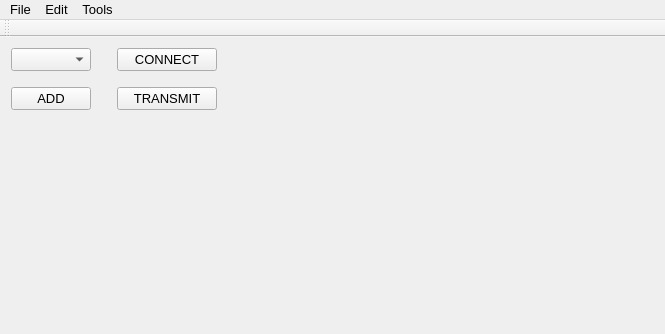
Qt form src/window_munk_power_supply/main_window.ui (dmherrington/ECM-Control-System) before a commit.
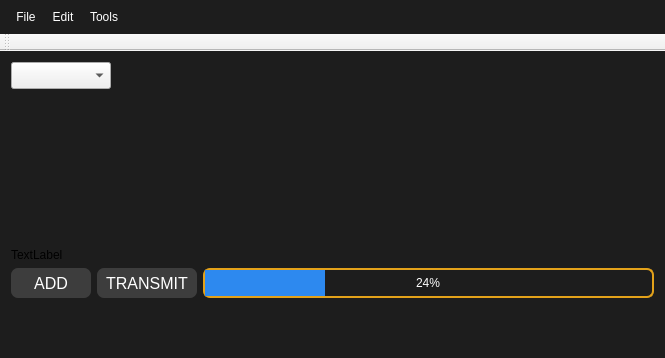
The same form after that commit. Icons and pictures are not drawn. Custom widgets are drawn as their Qt base class.

Patch:
```diff
--- a/src/window_munk_power_supply/main_window.ui
+++ b/src/window_munk_power_supply/main_window.ui
@@ -7,7 +7,7 @@
     <x>0</x>
     <y>0</y>
     <width>665</width>
-    <height>334</height>
+    <height>358</height>
    </rect>
   </property>
   <property name="sizePolicy">
@@ -30,257 +30,404 @@
   <property name="windowTitle">
    <string>MainWindow</string>
   </property>
+  <property name="styleSheet">
+   <string notr="true">QMainWindow{
+background-color:#1d1d1d;
+}
+
+QMenuBar{
+background-color:#1d1d1d;
+padding:5px;
+	font: 12pt &quot;MS Shell Dlg 2&quot;;
+}
+
+QMenuBar::item{
+background-color:#1d1d1d;
+color:#fff;
+padding:5px;
+
+}
+
+QMenu{
+color:#fff;
+padding:0;
+}
+
+QMenu::item:selected{
+color:#fff;
+background-color:#00aba9;
+}
+
+QTableWidget{
+background-color:#3d3d3d;
+color:#fff;
+  selection-background-color: #da532c;
+border:solid;
+border-width:3px;
+border-color:#da532c;
+}
+QHeaderView::section{
+background-color:qlineargradient(spread:pad, x1:0, y1:0, x2:1, y2:0, stop:0 rgba(20, 158, 217, 255), stop:1 rgba(36, 158, 217, 255));
+border:none;
+border-top-style:solid;
+border-width:1px;
+border-top-color:qlineargradient(spread:pad, x1:0, y1:0, x2:1, y2:0, stop:0 rgba(20, 158, 217, 255), stop:1 rgba(36, 158, 217, 255));
+color:#fff;
+
+}
+QHeaderView{
+background-color:qlineargradient(spread:pad, x1:0, y1:0, x2:1, y2:0, stop:0 rgba(20, 158, 217, 255), stop:1 rgba(36, 158, 217, 255));
+
+border:none;
+border-top-style:solid;
+border-width:1px;
+border-top-color:#149ED9;
+color:#fff;
+	font: 75 12pt &quot;Calibri&quot;;
+}
+
+QTableCornerButton::section{
+border:none;
+background-color:#149ED9;
+}
+
+QListWidget{
+background-color:#3d3d3d;
+color:#fff;
+}
+
+QMenu{
+background-color:#3d3d3d;
+}
+QStatusBar{
+background-color:#7e3878;
+color:#fff;
+}
+
+QPushButton{
+border-style:solid;
+
+background-color:#3d3d3d;
+color:#fff;
+border-radius:7px;
+}
+QPushButton:hover{
+color:#ccc;
+	background-color: qlineargradient(spread:pad, x1:0.517, y1:0, x2:0.517, y2:1, stop:0 rgba(45, 45, 45, 255), stop:0.505682 rgba(45, 45, 45, 255), stop:1 rgba(29, 29, 29, 255));
+	border-color:#2d89ef;
+border-width:2px;
+}
+
+QPushButton:pressed{
+background-color: qlineargradient(spread:pad, x1:0.517, y1:0, x2:0.517, y2:1, stop:0 rgba(29, 29, 29, 255), stop:0.505682 rgba(45, 45, 45, 255), stop:1 rgba(29, 29, 29, 255));
+}
+
+
+QTabWidget::tab{
+background-color:#3d3d3d;
+}
+
+QLineEdit{
+border-radius:0;
+}
+
+QProgressBar{
+border-radius:0;
+text-align:center;
+color:#fff;
+background-color:transparent;
+border: 2px solid #e3a21a;
+border-radius:7px;
+	font: 75 12pt &quot;Open Sans&quot;;
+
+}
+
+QProgressBar::chunk{
+background-color:#2d89ef;
+width:20px;
+}</string>
+  </property>
   <widget class="QWidget" name="centralWidget">
    <layout class="QGridLayout" name="gridLayout_3">
     <item row="0" column="0">
      <layout class="QGridLayout" name="gridLayout_2">
       <item row="0" column="0">
-       <layout class="QVBoxLayout" name="verticalLayout">
-        <item>
-         <layout class="QGridLayout" name="gridLayout">
-          <property name="sizeConstraint">
-           <enum>QLayout::SetFixedSize</enum>
-          </property>
-          <item row="0" column="1">
-           <spacer name="horizontalSpacer_2">
-            <property name="orientation">
-             <enum>Qt::Horizontal</enum>
-            </property>
-            <property name="sizeType">
-             <enum>QSizePolicy::Fixed</enum>
-            </property>
-            <property name="sizeHint" stdset="0">
-             <size>
-              <width>20</width>
-              <height>20</height>
-             </size>
-            </property>
-           </spacer>
-          </item>
-          <item row="0" column="0">
-           <widget class="QComboBox" name="comboBox_comPort">
-            <property name="sizePolicy">
-             <sizepolicy hsizetype="Fixed" vsizetype="Fixed">
-              <horstretch>0</horstretch>
-              <verstretch>0</verstretch>
-             </sizepolicy>
-            </property>
-            <property name="minimumSize">
-             <size>
-              <width>80</width>
-              <height>0</height>
-             </size>
-            </property>
-           </widget>
-          </item>
-          <item row="2" column="0">
-           <widget class="QPushButton" name="pushButton">
-            <property name="sizePolicy">
-             <sizepolicy hsizetype="Fixed" vsizetype="Fixed">
-              <horstretch>0</horstretch>
-              <verstretch>0</verstretch>
-             </sizepolicy>
-            </property>
-            <property name="minimumSize">
-             <size>
-              <width>80</width>
-              <height>0</height>
-             </size>
-            </property>
-            <property name="text">
-             <string>ADD</string>
-            </property>
-            <property name="flat">
-             <bool>false</bool>
-            </property>
-           </widget>
-          </item>
-          <item row="1" column="1">
-           <spacer name="verticalSpacer_3">
-            <property name="orientation">
-             <enum>Qt::Vertical</enum>
-            </property>
-            <property name="sizeType">
-             <enum>QSizePolicy::Fixed</enum>
-            </property>
-            <property name="sizeHint" stdset="0">
-             <size>
-              <width>20</width>
-              <height>10</height>
-             </size>
-            </property>
-           </spacer>
-          </item>
-          <item row="1" column="2">
-           <spacer name="verticalSpacer_4">
-            <property name="orientation">
-             <enum>Qt::Vertical</enum>
-            </property>
-            <property name="sizeType">
-             <enum>QSizePolicy::Fixed</enum>
-            </property>
-            <property name="sizeHint" stdset="0">
-             <size>
-              <width>20</width>
-              <height>10</height>
-             </size>
-            </property>
-           </spacer>
-          </item>
-          <item row="2" column="1">
-           <spacer name="horizontalSpacer">
-            <property name="orientation">
-             <enum>Qt::Horizontal</enum>
-            </property>
-            <property name="sizeType">
-             <enum>QSizePolicy::Fixed</enum>
-            </property>
-            <property name="sizeHint" stdset="0">
-             <size>
-              <width>20</width>
-              <height>20</height>
-             </size>
-            </property>
-           </spacer>
-          </item>
-          <item row="0" column="2">
-           <widget class="QPushButton" name="pushButton_connect">
-            <property name="sizePolicy">
-             <sizepolicy hsizetype="Fixed" vsizetype="Fixed">
-              <horstretch>0</horstretch>
-              <verstretch>0</verstretch>
-             </sizepolicy>
-            </property>
-            <property name="minimumSize">
-             <size>
-              <width>100</width>
-              <height>0</height>
-             </size>
-            </property>
-            <property name="text">
-             <string>CONNECT</string>
-            </property>
-           </widget>
-          </item>
-          <item row="1" column="0">
-           <spacer name="verticalSpacer_2">
-            <property name="orientation">
-             <enum>Qt::Vertical</enum>
-            </property>
-            <property name="sizeType">
-             <enum>QSizePolicy::Fixed</enum>
-            </property>
-            <property name="sizeHint" stdset="0">
-             <size>
-              <width>20</width>
-              <height>10</height>
-             </size>
-            </property>
-           </spacer>
-          </item>
-          <item row="2" column="2">
-           <widget class="QPushButton" name="pushButton_transmit">
-            <property name="sizePolicy">
-             <sizepolicy hsizetype="Fixed" vsizetype="Fixed">
-              <horstretch>0</horstretch>
-              <verstretch>0</verstretch>
-             </sizepolicy>
-            </property>
-            <property name="minimumSize">
-             <size>
-              <width>100</width>
-              <height>0</height>
-             </size>
-            </property>
-            <property name="text">
-             <string>TRANSMIT</string>
-            </property>
-           </widget>
-          </item>
-         </layout>
-        </item>
-        <item>
-         <spacer name="verticalSpacer_5">
-          <property name="orientation">
-           <enum>Qt::Vertical</enum>
-          </property>
-          <property name="sizeHint" stdset="0">
-           <size>
-            <width>20</width>
-            <height>20</height>
-           </size>
-          </property>
-         </spacer>
-        </item>
-       </layout>
+       <widget class="QComboBox" name="comboBox_comPort">
+        <property name="sizePolicy">
+         <sizepolicy hsizetype="Fixed" vsizetype="Fixed">
+          <horstretch>0</horstretch>
+          <verstretch>0</verstretch>
+         </sizepolicy>
+        </property>
+        <property name="minimumSize">
+         <size>
+          <width>100</width>
+          <height>0</height>
+         </size>
+        </property>
+        <property name="font">
+         <font>
+          <pointsize>12</pointsize>
+         </font>
+        </property>
+        <property name="styleSheet">
+         <string notr="true">QMainWindow{
+background-color:#1d1d1d;
+}
+
+QMenuBar{
+background-color:#1d1d1d;
+padding:5px;
+	font: 12pt &quot;MS Shell Dlg 2&quot;;
+}
+
+QMenuBar::item{
+background-color:#1d1d1d;
+color:#fff;
+padding:5px;
+
+}
+
+QMenu{
+color:#fff;
+padding:0;
+}
+
+QMenu::item:selected{
+color:#fff;
+background-color:#00aba9;
+}
+
+QTableWidget{
+background-color:#3d3d3d;
+color:#fff;
+  selection-background-color: #da532c;
+border:solid;
+border-width:3px;
+border-color:#da532c;
+}
+QHeaderView::section{
+background-color:qlineargradient(spread:pad, x1:0, y1:0, x2:1, y2:0, stop:0 rgba(20, 158, 217, 255), stop:1 rgba(36, 158, 217, 255));
+border:none;
+border-top-style:solid;
+border-width:1px;
+border-top-color:qlineargradient(spread:pad, x1:0, y1:0, x2:1, y2:0, stop:0 rgba(20, 158, 217, 255), stop:1 rgba(36, 158, 217, 255));
+color:#fff;
+
+}
+QHeaderView{
+background-color:qlineargradient(spread:pad, x1:0, y1:0, x2:1, y2:0, stop:0 rgba(20, 158, 217, 255), stop:1 rgba(36, 158, 217, 255));
+
+border:none;
+border-top-style:solid;
+border-width:1px;
+border-top-color:#149ED9;
+color:#fff;
+	font: 75 12pt &quot;Calibri&quot;;
+}
+
+QTableCornerButton::section{
+border:none;
+background-color:#149ED9;
+}
+
+QListWidget{
+background-color:#3d3d3d;
+color:#fff;
+}
+
+QMenu{
+background-color:#3d3d3d;
+}
+QStatusBar{
+background-color:#7e3878;
+color:#fff;
+}
+
+QPushButton{
+border-style:solid;
+
+background-color:#3d3d3d;
+color:#fff;
+border-radius:7px;
+}
+QPushButton:hover{
+color:#ccc;
+	background-color: qlineargradient(spread:pad, x1:0.517, y1:0, x2:0.517, y2:1, stop:0 rgba(45, 45, 45, 255), stop:0.505682 rgba(45, 45, 45, 255), stop:1 rgba(29, 29, 29, 255));
+	border-color:#2d89ef;
+border-width:2px;
+}
+
+QPushButton:pressed{
+background-color: qlineargradient(spread:pad, x1:0.517, y1:0, x2:0.517, y2:1, stop:0 rgba(29, 29, 29, 255), stop:0.505682 rgba(45, 45, 45, 255), stop:1 rgba(29, 29, 29, 255));
+}
+
+
+QTabWidget::tab{
+background-color:#3d3d3d;
+}
+
+QLineEdit{
+border-radius:0;
+}
+
+QProgressBar{
+border-radius:0;
+text-align:center;
+color:#fff;
+background-color:transparent;
+border: 2px solid #e3a21a;
+border-radius:7px;
+	font: 75 12pt &quot;Open Sans&quot;;
+
+}
+
+QProgressBar::chunk{
+background-color:#2d89ef;
+width:20px;
+}</string>
+        </property>
+       </widget>
       </item>
-      <item row="0" column="1">
-       <spacer name="horizontalSpacer_3">
+      <item row="1" column="0">
+       <spacer name="verticalSpacer_5">
         <property name="orientation">
-         <enum>Qt::Horizontal</enum>
-        </property>
-        <property name="sizeType">
-         <enum>QSizePolicy::Fixed</enum>
+         <enum>Qt::Vertical</enum>
         </property>
         <property name="sizeHint" stdset="0">
          <size>
-          <width>13</width>
-          <height>100</height>
+          <width>20</width>
+          <height>20</height>
          </size>
         </property>
        </spacer>
       </item>
-      <item row="0" column="2">
-       <widget class="graphing::PlotHandler" name="graphWidget" native="true">
-        <property name="sizePolicy">
-         <sizepolicy hsizetype="MinimumExpanding" vsizetype="Minimum">
-          <horstretch>0</horstretch>
-          <verstretch>0</verstretch>
-         </sizepolicy>
-        </property>
-        <property name="minimumSize">
-         <size>
-          <width>300</width>
-          <height>200</height>
-         </size>
+      <item row="2" column="0">
+       <widget class="QLabel" name="label">
+        <property name="text">
+         <string>TextLabel</string>
         </property>
        </widget>
       </item>
      </layout>
     </item>
-    <item row="1" column="0">
-     <spacer name="verticalSpacer">
+    <item row="0" column="1">
+     <spacer name="horizontalSpacer_3">
       <property name="orientation">
-       <enum>Qt::Vertical</enum>
+       <enum>Qt::Horizontal</enum>
       </property>
       <property name="sizeType">
        <enum>QSizePolicy::Fixed</enum>
       </property>
       <property name="sizeHint" stdset="0">
        <size>
-        <width>10</width>
-        <height>13</height>
+        <width>18</width>
+        <height>100</height>
        </size>
       </property>
      </spacer>
     </item>
-    <item row="2" column="0">
-     <widget class="WidgetSegmentTimeDisplay" name="segmentWidget" native="true">
+    <item row="0" column="2">
+     <widget class="graphing::PlotHandler" name="graphWidget" native="true">
       <property name="sizePolicy">
-       <sizepolicy hsizetype="Expanding" vsizetype="Minimum">
+       <sizepolicy hsizetype="MinimumExpanding" vsizetype="Minimum">
         <horstretch>0</horstretch>
         <verstretch>0</verstretch>
        </sizepolicy>
       </property>
       <property name="minimumSize">
        <size>
-        <width>0</width>
-        <height>0</height>
+        <width>300</width>
+        <height>200</height>
        </size>
       </property>
      </widget>
     </item>
-    <item row="3" column="0">
+    <item row="1" column="0" colspan="3">
+     <layout class="QGridLayout" name="gridLayout">
+      <item row="0" column="0">
+       <widget class="QPushButton" name="pushButton">
+        <property name="sizePolicy">
+         <sizepolicy hsizetype="Fixed" vsizetype="Fixed">
+          <horstretch>0</horstretch>
+          <verstretch>0</verstretch>
+         </sizepolicy>
+        </property>
+        <property name="minimumSize">
+         <size>
+          <width>80</width>
+          <height>30</height>
+         </size>
+        </property>
+        <property name="font">
+         <font>
+          <pointsize>12</pointsize>
+         </font>
+        </property>
+        <property name="text">
+         <string>ADD</string>
+        </property>
+        <property name="flat">
+         <bool>false</bool>
+        </property>
+       </widget>
+      </item>
+      <item row="0" column="1">
+       <widget class="QPushButton" name="pushButton_transmit">
+        <property name="sizePolicy">
+         <sizepolicy hsizetype="Fixed" vsizetype="Fixed">
+          <horstretch>0</horstretch>
+          <verstretch>0</verstretch>
+         </sizepolicy>
+        </property>
+        <property name="minimumSize">
+         <size>
+          <width>100</width>
+          <height>30</height>
+         </size>
+        </property>
+        <property name="font">
+         <font>
+          <pointsize>12</pointsize>
+         </font>
+        </property>
+        <property name="text">
+         <string>TRANSMIT</string>
+        </property>
+       </widget>
+      </item>
+      <item row="0" column="2">
+       <widget class="QProgressBar" name="progressBar">
+        <property name="minimumSize">
+         <size>
+          <width>0</width>
+          <height>30</height>
+         </size>
+        </property>
+        <property name="value">
+         <number>24</number>
+        </property>
+       </widget>
+      </item>
+      <item row="1" column="0" colspan="3">
+       <widget class="WidgetSegmentTimeDisplay" name="segmentWidget" native="true">
+        <property name="sizePolicy">
+         <sizepolicy hsizetype="Expanding" vsizetype="Minimum">
+          <horstretch>0</horstretch>
+          <verstretch>0</verstretch>
+         </sizepolicy>
+        </property>
+        <property name="minimumSize">
+         <size>
+          <width>0</width>
+          <height>0</height>
+         </size>
+        </property>
+       </widget>
+      </item>
+     </layout>
+    </item>
+    <item row="2" column="0">
      <spacer name="verticalSpacer_6">
       <property name="orientation">
        <enum>Qt::Vertical</enum>
@@ -312,7 +459,7 @@
      <x>0</x>
      <y>0</y>
      <width>665</width>
-     <height>21</height>
+     <height>40</height>
     </rect>
    </property>
    <widget class="QMenu" name="menuFile">
```
Left out of the diff: 28 changed lines with no effect on the pictures.
